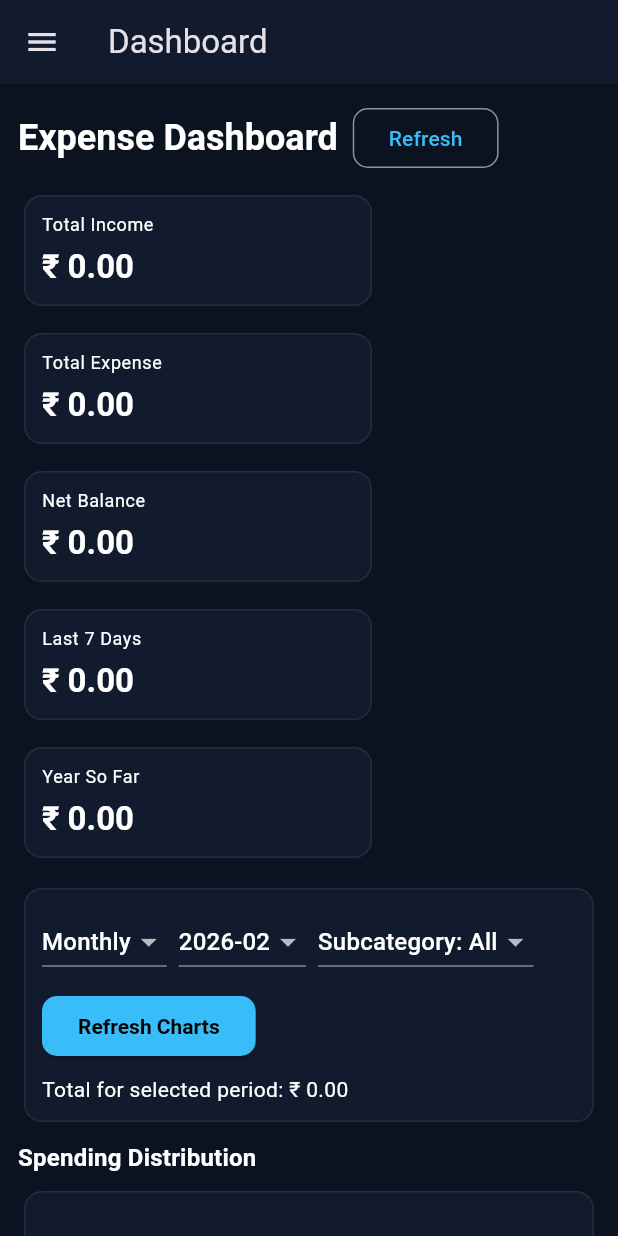
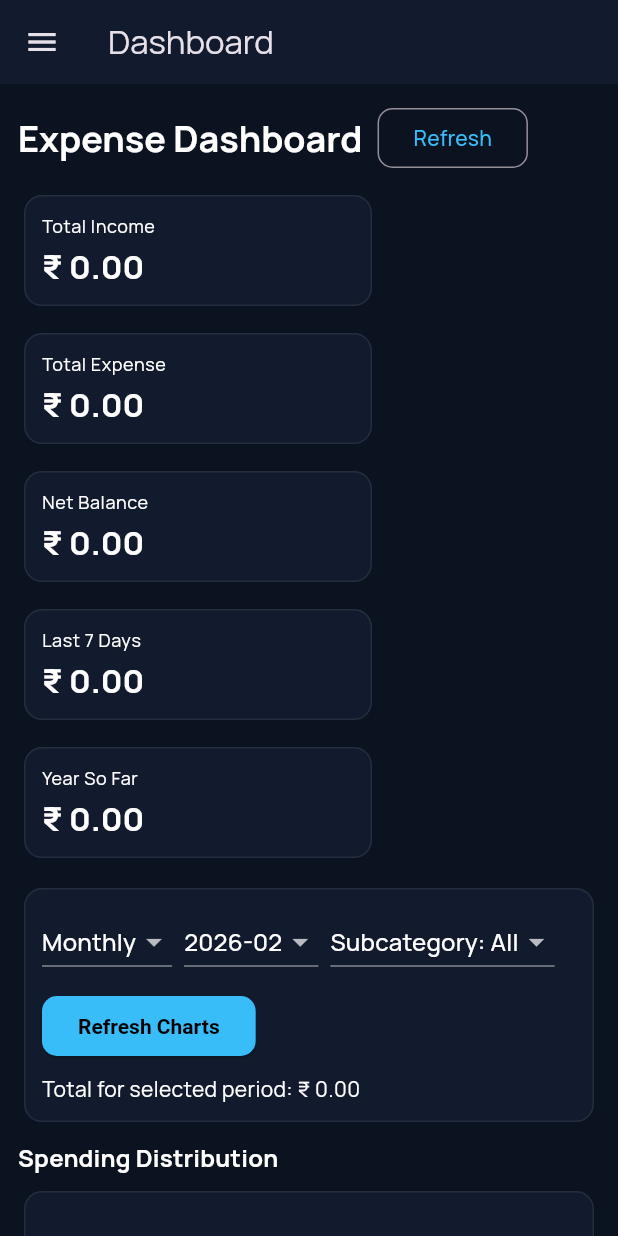
Before and after one commit to Bharanikumarr18/expense_tracker_mobile, a Flutter app: the screen it shows after launch, on a phone screen of 412 x 824 dp. Run offline on Flutter 3.47's test engine with Material 3 defaults, Android fonts, the phone set to English and light mode, and no system bars; our stand-ins replace csv, file_picker, fl_chart, google_fonts, pdf, printing and 3 more; missing offline and left inert: excel; accounts and stored records are empty.

Commit message:
Refine themes and export save path

```diff
--- a/lib/ui/theme.dart
+++ b/lib/ui/theme.dart
@@ -1,4 +1,5 @@
 import 'package:flutter/material.dart';
+import 'package:google_fonts/google_fonts.dart';
 
 class TrackerTheme {
   static const String defaultThemeName = 'Ocean';
@@ -42,11 +43,17 @@ class TrackerTheme {
   }) {
     final base = ThemeData.dark(useMaterial3: true);
 
+    final textTheme = GoogleFonts.manropeTextTheme(base.textTheme);
+
     return base.copyWith(
       colorScheme: base.colorScheme.copyWith(
         primary: accent,
         secondary: secondary,
         surface: surface,
+      ),
+      textTheme: textTheme.apply(
+        bodyColor: Colors.white,
+        displayColor: Colors.white,
       ),
       scaffoldBackgroundColor: bg,
       appBarTheme: AppBarTheme(backgroundColor: surface, elevation: 0),
@@ -92,10 +99,6 @@ class TrackerTheme {
         selectedColor: accent.withOpacity(0.25),
         side: BorderSide(color: Colors.white.withOpacity(0.1)),
       ),
-      textTheme: base.textTheme.apply(
-        bodyColor: Colors.white,
-        displayColor: Colors.white,
-      ),
     );
   }
 }
--- a/pubspec.yaml
+++ b/pubspec.yaml
@@ -46,6 +46,7 @@ dependencies:
   intl: ^0.20.2
   share_plus: ^12.0.1
   excel: ^4.0.6
+  google_fonts: ^6.2.1
 
 dev_dependencies:
   flutter_test:
```
Also changed, not shown: lib/ui/pages/export_page.dart (+7 -0 lines), pubspec.lock.
